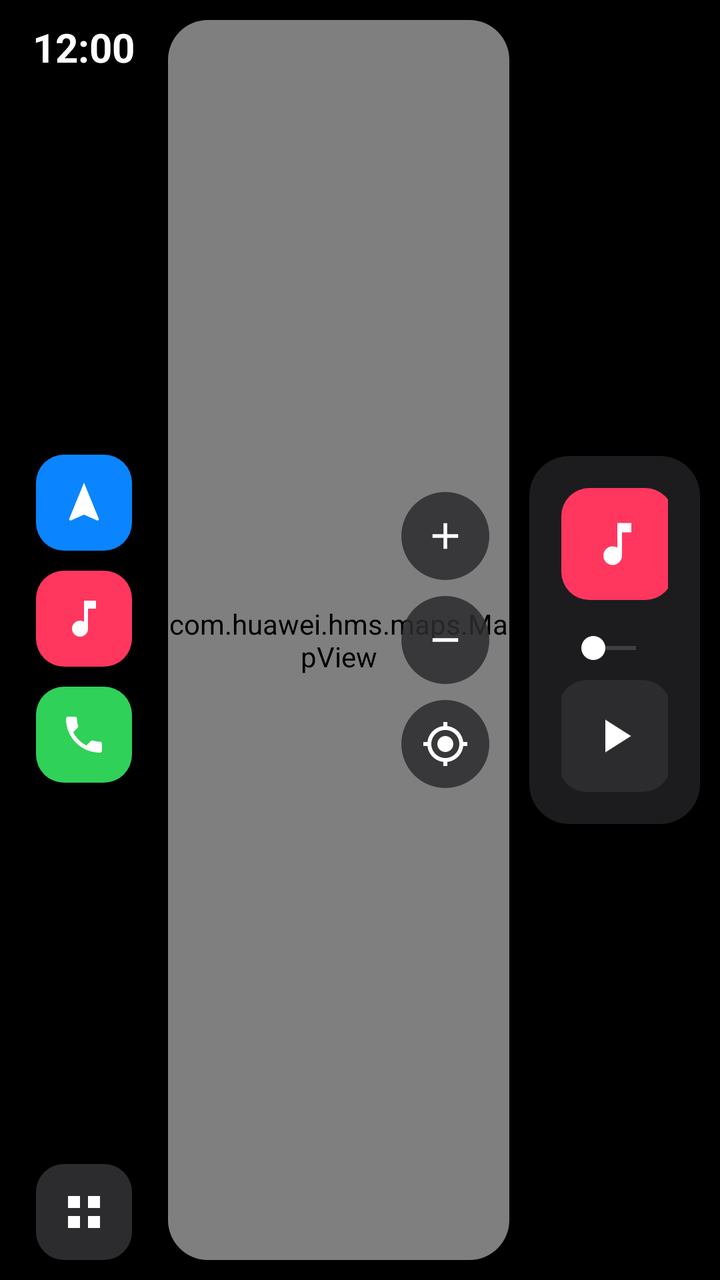
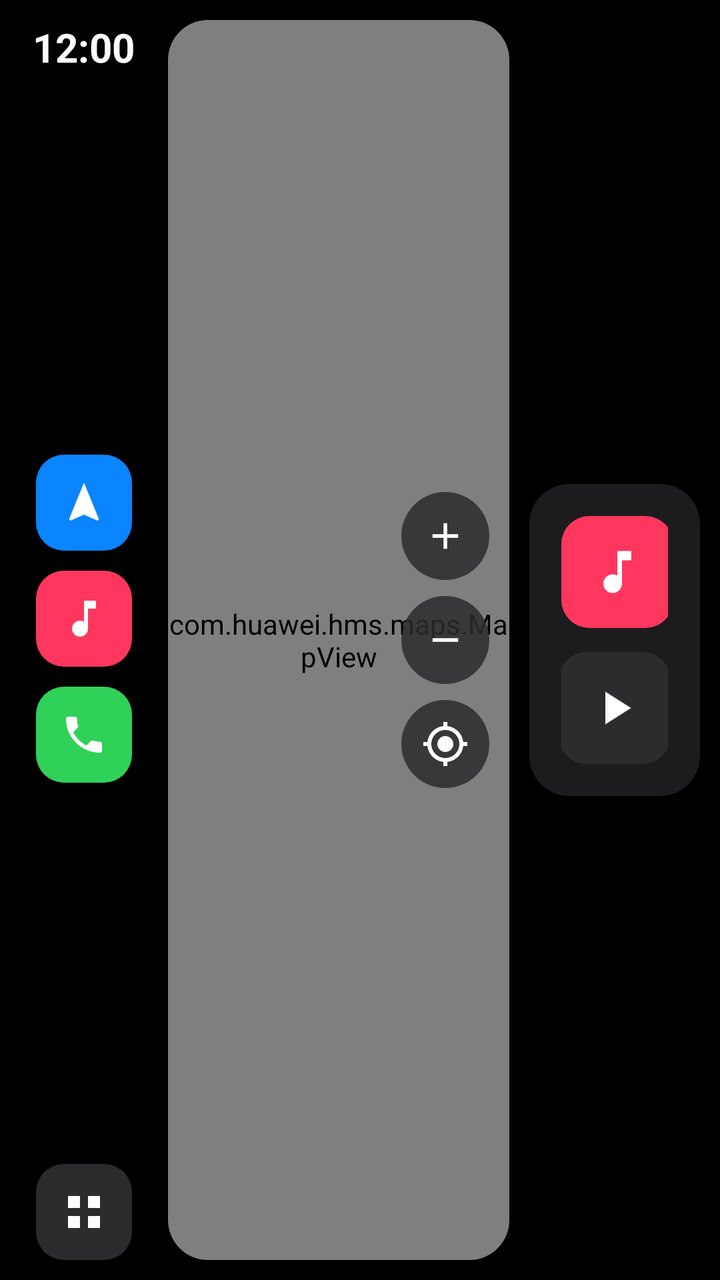

The first picture is an Android layout as it rendered before a commit; the second is the same layout after the commit. The layout source and the unified diff follow.
<!-- AndroidManifest.xml: application theme Theme.PetalDrive -->
<!-- res/layout/activity_main.xml -->
<?xml version="1.0" encoding="utf-8"?>
<LinearLayout xmlns:android="http://schemas.android.com/apk/res/android"
    android:layout_width="match_parent"
    android:layout_height="match_parent"
    android:background="@color/black"
    android:orientation="horizontal"
    android:padding="10dp">

    
    <LinearLayout
        android:layout_width="64dp"
        android:layout_height="match_parent"
        android:gravity="center_horizontal"
        android:orientation="vertical">

        <TextClock
            android:id="@+id/clock"
            android:layout_width="wrap_content"
            android:layout_height="wrap_content"
            android:format12Hour="h:mm"
            android:format24Hour="HH:mm"
            android:textColor="@color/text_primary"
            android:textSize="20sp"
            android:textStyle="bold" />

        <Space
            android:layout_width="0dp"
            android:layout_height="0dp"
            android:layout_weight="1" />

        <ImageView
            android:id="@+id/railMaps"
            android:layout_width="48dp"
            android:layout_height="48dp"
            android:background="@drawable/bg_icon_blue"
            android:contentDescription="@string/maps"
            android:padding="12dp"
            android:src="@drawable/ic_navigation" />

        <ImageView
            android:id="@+id/railMusic"
            android:layout_width="48dp"
            android:layout_height="48dp"
            android:layout_marginTop="10dp"
            android:background="@drawable/bg_icon_red"
            android:contentDescription="@string/music"
            android:padding="12dp"
            android:src="@drawable/ic_music" />

        <ImageView
            android:id="@+id/railPhone"
            android:layout_width="48dp"
            android:layout_height="48dp"
            android:layout_marginTop="10dp"
            android:background="@drawable/bg_icon_green"
            android:contentDescription="@string/phone"
            android:padding="12dp"
            android:src="@drawable/ic_phone" />

        <Space
            android:layout_width="0dp"
            android:layout_height="0dp"
            android:layout_weight="1" />

        <ImageView
            android:id="@+id/railHome"
            android:layout_width="48dp"
            android:layout_height="48dp"
            android:background="@drawable/bg_icon_dark"
            android:contentDescription="@string/apps"
            android:padding="12dp"
            android:src="@drawable/ic_apps" />
    </LinearLayout>

    <FrameLayout
        android:layout_width="0dp"
        android:layout_height="match_parent"
        android:layout_marginStart="10dp"
        android:layout_weight="1">

        
        <LinearLayout
            android:id="@+id/dashboard"
            android:layout_width="match_parent"
            android:layout_height="match_parent"
            android:orientation="horizontal">

            <FrameLayout
                android:id="@+id/mapCard"
                android:layout_width="0dp"
                android:layout_height="match_parent"
                android:layout_weight="2"
                android:background="@drawable/bg_card"
                android:clipToOutline="true">

                <com.huawei.hms.maps.MapView
                    android:id="@+id/mapView"
                    android:layout_width="match_parent"
                    android:layout_height="match_parent" />

                <LinearLayout
                    android:id="@+id/zoomCol"
                    android:layout_width="wrap_content"
                    android:layout_height="wrap_content"
                    android:layout_gravity="end|center_vertical"
                    android:layout_margin="10dp"
                    android:orientation="vertical">

                    <ImageView
                        android:id="@+id/zoomIn"
                        android:layout_width="44dp"
                        android:layout_height="44dp"
                        android:background="@drawable/bg_circle"
                        android:contentDescription="@string/maps"
                        android:padding="11dp"
                        android:src="@drawable/ic_add" />

                    <ImageView
                        android:id="@+id/zoomOut"
                        android:layout_width="44dp"
                        android:layout_height="44dp"
                        android:layout_marginTop="8dp"
                        android:background="@drawable/bg_circle"
                        android:contentDescription="@string/maps"
                        android:padding="11dp"
                        android:src="@drawable/ic_remove" />

                    <ImageView
                        android:id="@+id/recenter"
                        android:layout_width="44dp"
                        android:layout_height="44dp"
                        android:layout_marginTop="8dp"
                        android:background="@drawable/bg_circle"
                        android:contentDescription="@string/maps"
                        android:padding="10dp"
                        android:src="@drawable/ic_my_location" />
                </LinearLayout>

                <LinearLayout
                    android:id="@+id/destBar"
                    android:layout_width="match_parent"
                    android:layout_height="wrap_content"
                    android:layout_gravity="bottom"
                    android:layout_margin="10dp"
                    android:background="@drawable/bg_dest_bar"
                    android:gravity="center_vertical"
                    android:orientation="horizontal"
                    android:padding="12dp"
                    android:visibility="gone">

                    <LinearLayout
                        android:layout_width="0dp"
                        android:layout_height="wrap_content"
                        android:layout_weight="1"
                        android:orientation="vertical">

                        <TextView
                            android:layout_width="wrap_content"
                            android:layout_height="wrap_content"
                            android:text="@string/dropped_pin"
                            android:textColor="@color/text_primary"
                            android:textSize="16sp"
                            android:textStyle="bold" />

                        <TextView
                            android:id="@+id/destSub"
                            android:layout_width="wrap_content"
                            android:layout_height="wrap_content"
                            android:textColor="@color/text_secondary"
                            android:textSize="13sp" />
                    </LinearLayout>

                    <TextView
                        android:id="@+id/destClear"
                        android:layout_width="wrap_content"
                        android:layout_height="wrap_content"
                        android:padding="12dp"
                        android:text="@string/clear"
                        android:textColor="@color/text_secondary"
                        android:textSize="14sp" />

                    <TextView
                        android:id="@+id/destGo"
                        android:layout_width="wrap_content"
                        android:layout_height="wrap_content"
                        android:background="@drawable/bg_pill_green"
                        android:paddingBottom="10dp"
                        android:paddingEnd="22dp"
                        android:paddingStart="22dp"
                        android:paddingTop="10dp"
                        android:text="@string/go"
                        android:textColor="@color/text_primary"
                        android:textSize="16sp"
                        android:textStyle="bold" />
                </LinearLayout>
            </FrameLayout>

            
            <LinearLayout
                android:id="@+id/dashboardSidePanel"
                android:layout_width="0dp"
                android:layout_height="match_parent"
                android:layout_marginStart="10dp"
                android:layout_weight="1"
                android:gravity="center_vertical"
                android:orientation="vertical">

                <LinearLayout
                    android:id="@+id/searchCard"
                    android:layout_width="match_parent"
                    android:layout_height="0dp"
                    android:layout_weight="1"
                    android:background="@drawable/bg_card"
                    android:clickable="true"
                    android:focusable="true"
                    android:gravity="center_vertical"
                    android:orientation="horizontal"
                    android:padding="16dp"
                    android:visibility="gone">

                    <ImageView
                        android:layout_width="40dp"
                        android:layout_height="40dp"
                        android:background="@drawable/bg_icon_blue"
                        android:contentDescription="@string/where_to"
                        android:padding="9dp"
                        android:src="@drawable/ic_search" />

                    <LinearLayout
                        android:layout_width="0dp"
                        android:layout_height="wrap_content"
                        android:layout_marginStart="12dp"
                        android:layout_weight="1"
                        android:orientation="vertical">

                        <TextView
                            android:layout_width="wrap_content"
                            android:layout_height="wrap_content"
                            android:text="@string/where_to"
                            android:textColor="@color/text_primary"
                            android:textSize="20sp"
                            android:textStyle="bold" />

                        <TextView
                            android:layout_width="wrap_content"
                            android:layout_height="wrap_content"
                            android:text="@string/where_to_sub"
                            android:textColor="@color/text_secondary"
                            android:textSize="12sp" />
                    </LinearLayout>
                </LinearLayout>

                <LinearLayout
                    android:id="@+id/mediaCard"
                    android:layout_width="match_parent"
                    android:layout_height="wrap_content"
                    android:background="@drawable/bg_card"
                    android:orientation="vertical"
                    android:padding="16dp">

                    <LinearLayout
                        android:id="@+id/mediaInfo"
                        android:layout_width="match_parent"
                        android:layout_height="wrap_content"
                        android:gravity="center_vertical"
                        android:orientation="horizontal">

                        <ImageView
                            android:id="@+id/art"
                            android:layout_width="56dp"
                            android:layout_height="56dp"
                            android:background="@drawable/bg_icon_red"
                            android:contentDescription="@string/music"
                            android:padding="14dp"
                            android:scaleType="centerCrop"
                            android:src="@drawable/ic_music" />

                        <LinearLayout
                            android:layout_width="0dp"
                            android:layout_height="wrap_content"
                            android:layout_marginStart="12dp"
                            android:layout_weight="1"
                            android:orientation="vertical">

                            <TextView
                                android:id="@+id/trackTitle"
                                android:layout_width="match_parent"
                                android:layout_height="wrap_content"
                                android:ellipsize="end"
                                android:maxLines="1"
                                android:text="@string/nothing_playing"
                                android:textColor="@color/text_primary"
                                android:textSize="16sp"
                                android:textStyle="bold" />

                            <TextView
                                android:id="@+id/trackArtist"
                                android:layout_width="match_parent"
                                android:layout_height="wrap_content"
                                android:ellipsize="end"
                                android:maxLines="1"
                                android:textColor="@color/text_secondary"
                                android:textSize="13sp" />
                        </LinearLayout>
                    </LinearLayout>

                    <SeekBar
                        android:id="@+id/dashboardMusicProgress"
                        android:layout_width="match_parent"
                        android:layout_height="32dp"
                        android:layout_marginTop="8dp"
                        android:contentDescription="@string/music"
                        android:max="1000"
                        android:progressBackgroundTint="#80FFFFFF"
                        android:progressTint="@android:color/white"
                        android:thumbTint="@android:color/white" />

                    <Space
                        android:layout_width="0dp"
                        android:layout_height="0dp"
                        android:layout_weight="1" />

                    <LinearLayout
                        android:layout_width="match_parent"
                        android:layout_height="wrap_content"
                        android:gravity="center"
                        android:orientation="horizontal">

                        <ImageView
                            android:id="@+id/btnPrev"
                            android:layout_width="48dp"
                            android:layout_height="48dp"
                            android:contentDescription="@string/music"
                            android:padding="10dp"
                            android:src="@drawable/ic_skip_previous" />

                        <ImageView
                            android:id="@+id/btnPlay"
                            android:layout_width="56dp"
                            android:layout_height="56dp"
                            android:layout_marginEnd="14dp"
                            android:layout_marginStart="14dp"
                            android:background="@drawable/bg_icon_dark"
                            android:contentDescription="@string/music"
                            android:padding="14dp"
                            android:src="@drawable/ic_play" />

                        <ImageView
                            android:id="@+id/btnNext"
                            android:layout_width="48dp"
                            android:layout_height="48dp"
                            android:contentDescription="@string/music"
                            android:padding="10dp"
                            android:src="@drawable/ic_skip_next" />
                    </LinearLayout>
                </LinearLayout>
            </LinearLayout>
        </LinearLayout>

        
        <FrameLayout
            android:id="@+id/gridPage"
            android:layout_width="match_parent"
            android:layout_height="match_parent"
            android:background="@drawable/bg_card"
            android:padding="16dp"
            android:visibility="gone">

            <GridLayout
                android:id="@+id/appGrid"
                android:layout_width="wrap_content"
                android:layout_height="wrap_content"
                android:layout_gravity="center"
                android:columnCount="4" />
        </FrameLayout>
    </FrameLayout>
</LinearLayout>
<!-- resources referenced by this layout -->
<resources>
  <color name="black">#000000</color>
  <color name="text_primary">#FFFFFF</color>
  <color name="text_secondary">#8E8E93</color>
  <!-- drawable bg_card (drawable) -->
  <?xml version="1.0" encoding="utf-8"?>
  <shape xmlns:android="http://schemas.android.com/apk/res/android" android:shape="rectangle">
      <solid android:color="#1C1C1E" />
      <corners android:radius="20dp" />
  </shape>
  <!-- drawable bg_circle (drawable) -->
  <?xml version="1.0" encoding="utf-8"?>
  <shape xmlns:android="http://schemas.android.com/apk/res/android" android:shape="oval">
      <solid android:color="#D92C2C2E" />
  </shape>
  <!-- drawable bg_dest_bar (drawable) -->
  <?xml version="1.0" encoding="utf-8"?>
  <shape xmlns:android="http://schemas.android.com/apk/res/android" android:shape="rectangle">
      <solid android:color="#E61C1C1E" />
      <corners android:radius="28dp" />
  </shape>
  <!-- drawable bg_icon_blue (drawable) -->
  <?xml version="1.0" encoding="utf-8"?>
  <shape xmlns:android="http://schemas.android.com/apk/res/android" android:shape="rectangle">
      <solid android:color="#0A84FF" />
      <corners android:radius="14dp" />
  </shape>
  <!-- drawable bg_icon_dark (drawable) -->
  <?xml version="1.0" encoding="utf-8"?>
  <shape xmlns:android="http://schemas.android.com/apk/res/android" android:shape="rectangle">
      <solid android:color="#2C2C2E" />
      <corners android:radius="14dp" />
  </shape>
  <!-- drawable bg_icon_green (drawable) -->
  <?xml version="1.0" encoding="utf-8"?>
  <shape xmlns:android="http://schemas.android.com/apk/res/android" android:shape="rectangle">
      <solid android:color="#30D158" />
      <corners android:radius="14dp" />
  </shape>
  <!-- drawable bg_icon_red (drawable) -->
  <?xml version="1.0" encoding="utf-8"?>
  <shape xmlns:android="http://schemas.android.com/apk/res/android" android:shape="rectangle">
      <solid android:color="#FF375F" />
      <corners android:radius="14dp" />
  </shape>
  <!-- drawable bg_pill_green (drawable) -->
  <?xml version="1.0" encoding="utf-8"?>
  <shape xmlns:android="http://schemas.android.com/apk/res/android" android:shape="rectangle">
      <solid android:color="#30D158" />
      <corners android:radius="22dp" />
  </shape>
  <!-- drawable ic_play (drawable) -->
  <?xml version="1.0" encoding="utf-8"?>
  <vector xmlns:android="http://schemas.android.com/apk/res/android"
      android:width="24dp"
      android:height="24dp"
      android:viewportWidth="24"
      android:viewportHeight="24">
      <path
          android:fillColor="#FFFFFF"
          android:pathData="M8,5v14l11,-7z" />
  </vector>
  <!-- drawable ic_remove (drawable) -->
  <?xml version="1.0" encoding="utf-8"?>
  <vector xmlns:android="http://schemas.android.com/apk/res/android"
      android:width="24dp"
      android:height="24dp"
      android:viewportWidth="24"
      android:viewportHeight="24">
      <path
          android:fillColor="#FFFFFF"
          android:pathData="M5,11h14v2H5z" />
  </vector>
  <string name="apps">Apps</string>
  <string name="clear">Clear</string>
  <string name="dropped_pin">Dropped pin</string>
  <string name="go">Go</string>
  <string name="maps">Maps</string>
  <string name="music">Music</string>
  <string name="nothing_playing">Nothing playing</string>
  <string name="phone">Phone</string>
  <string name="where_to">Where to?</string>
  <string name="where_to_sub">Search Petal Maps, or long-press the map to drop a pin</string>
  <style name="Theme.PetalDrive" parent="android:Theme.Material.NoActionBar">
          <item name="android:windowBackground">@color/black</item>
          <item name="android:statusBarColor">@android:color/transparent</item>
          <item name="android:navigationBarColor">@android:color/transparent</item>
      </style>
  <!-- unchanged entries left out for length: 9 -->
</resources>

<!-- the commit's change to res/layout/activity_main.xml (unified diff, before → after) -->
@@ -304,25 +304,10 @@
                         </LinearLayout>
                     </LinearLayout>
 
-                    <SeekBar
-                        android:id="@+id/dashboardMusicProgress"
-                        android:layout_width="match_parent"
-                        android:layout_height="32dp"
-                        android:layout_marginTop="8dp"
-                        android:contentDescription="@string/music"
-                        android:max="1000"
-                        android:progressBackgroundTint="#80FFFFFF"
-                        android:progressTint="@android:color/white"
-                        android:thumbTint="@android:color/white" />
-
-                    <Space
-                        android:layout_width="0dp"
-                        android:layout_height="0dp"
-                        android:layout_weight="1" />
-
                     <LinearLayout
                         android:layout_width="match_parent"
                         android:layout_height="wrap_content"
+                        android:layout_marginTop="12dp"
                         android:gravity="center"
                         android:orientation="horizontal">
 
